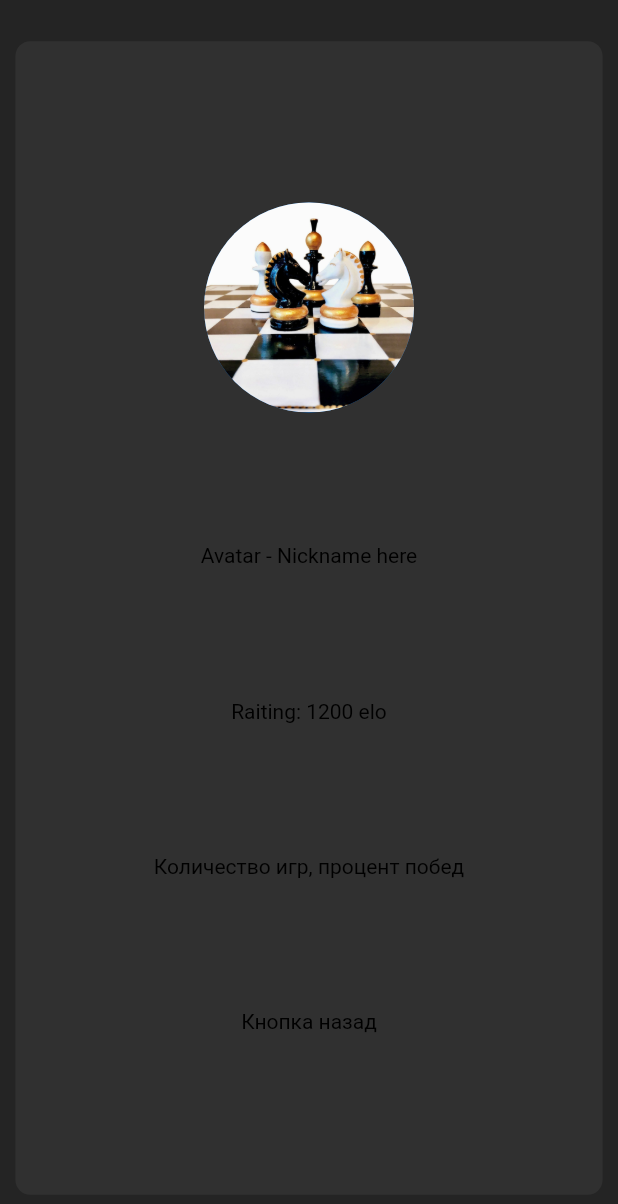
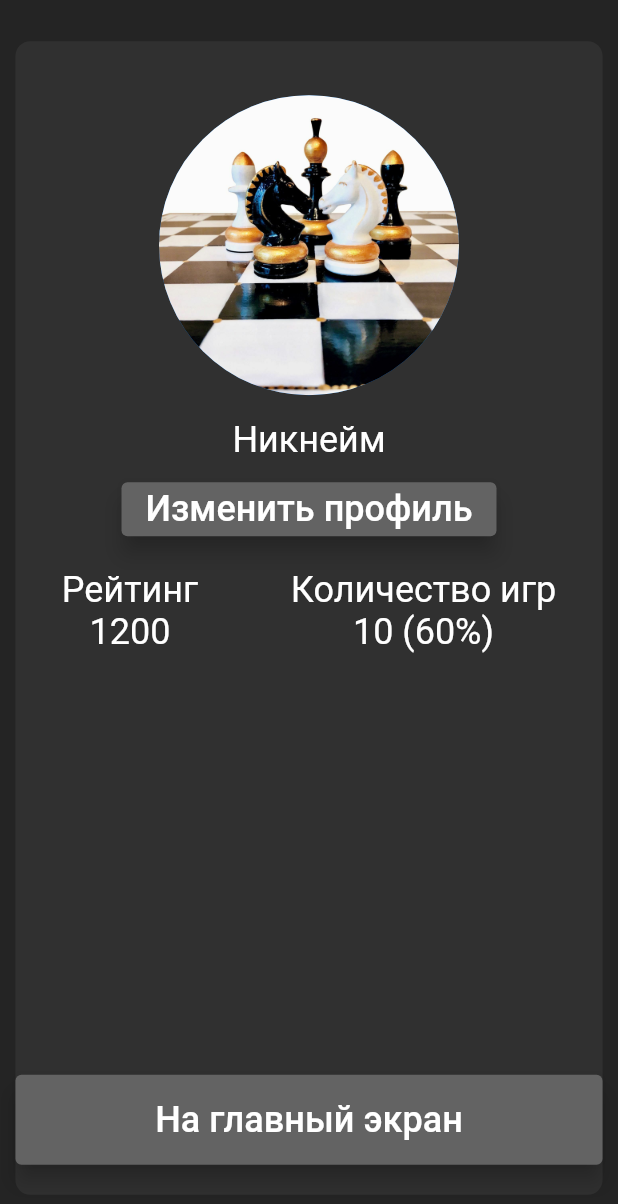
Before and after one commit to NoWizarrd/Play_Chess, a Flutter app: the ProfilePage screen opened by its route, on a phone screen of 412 x 824 dp. Shown: the top 1204 px of the screen. Run offline on Flutter 3.47's test engine with Material 2 defaults, Android fonts, the light colour scheme and no system bars; our stand-ins replace cloud_firestore, firebase_core, flutter_svg; accounts and stored records are empty; Roboto replaces fonts that are missing (roboto).

Commit message:
test commit

```diff
--- a/lib/pages/ProfilePage.dart
+++ b/lib/pages/ProfilePage.dart
@@ -1,6 +1,5 @@
 import 'package:flutter/material.dart';
 import 'package:flutter/services.dart';
-import 'package:flutter_svg/flutter_svg.dart';
 
 class ProfilePage extends StatefulWidget{
   const ProfilePage({Key? key}) : super(key: key);
@@ -26,41 +25,107 @@ class _ProfilePageState extends State<ProfilePage> {
                 color: Color.fromRGBO(48, 48, 48, 1.0),
           ),
           child: Column(
-          mainAxisAlignment: MainAxisAlignment.spaceEvenly,
+            mainAxisAlignment: MainAxisAlignment.start,
+            crossAxisAlignment: CrossAxisAlignment.center,
             children: [
+              SizedBox(height: 16),
+              CircleAvatar(
+                radius: 100,
+                backgroundImage: AssetImage('images/avatar.jpg'),
+              ),
+              SizedBox(height: 16),
+              Text(
+                'Никнейм',
+                style: TextStyle(
+                  color: Colors.white,
+                  fontSize: 24,
+                    fontFamily: 'Roboto'
+                ),
+              ),
+              SizedBox(height: 8),
+              ElevatedButton(
+                onPressed: () {},
+                child: Text(
+                    'Изменить профиль',
+                  style: TextStyle(
+                      color: Colors.white,
+                      fontSize: 24,
+                      fontFamily: 'roboto',
+                  ),
+                ),
+                style: ElevatedButton.styleFrom(
+                  backgroundColor: Color.fromRGBO(99, 99, 99, 1),
+                  shadowColor: Colors.black,
+                  elevation: 6,
+                ),
+              ),
+              SizedBox(height: 16),
               Row(
-              mainAxisAlignment: MainAxisAlignment.center,
+                mainAxisAlignment: MainAxisAlignment.spaceAround,
                 children: [
-                CircleAvatar(
-                  radius: 70,
-                    backgroundImage: AssetImage('images/avatar.jpg'),
+                  Column(
+                    children: [
+                      Text(
+                        'Рейтинг',
+                        style: TextStyle(
+                            color: Colors.white,
+                            fontSize: 24,
+                            fontFamily: 'roboto'
+                        ),),
+                      Text(
+                        '1200',
+                        style: TextStyle(
+                            color: Colors.white,
+                            fontSize: 24,
+                            fontFamily: 'Roboto'
+                        ),),
+                    ],
+                  ),
+                  Column(
+                    children: [
+                      Text(
+                          'Количество игр',
+                        style: TextStyle(
+                            color: Colors.white,
+                            fontSize: 24,
+                            fontFamily: 'Roboto'
+                        ),),
+                      Text(
+                          '10 (60%)',
+                        style: TextStyle(
+                            color: Colors.white,
+                            fontSize: 24,
+                            fontFamily: 'Roboto'
+                        ),),
+                    ],
+                  ),
+                ],
+              ),
+              SizedBox(height: 32),
+              Expanded(
+                child: Align(
 
+                  alignment: Alignment.bottomCenter,
+                  child: ElevatedButton(
+                    onPressed: () {},
+                    child: Text(
+                        'На главный экран',
+                      style: TextStyle(
+                          color: Colors.white,
+                          fontSize: 24,
+                        fontFamily: 'Roboto'
                       ),
-            ]
                     ),
-            Row(
-                mainAxisAlignment: MainAxisAlignment.center,
-                children: [
-                  Text('Avatar - Nickname here', style: TextStyle(color: Colors.black)),
-                ]
+                    style: ElevatedButton.styleFrom(
+                      padding: EdgeInsets.symmetric(vertical: 16),
+                      minimumSize: Size(double.infinity, 0),
+                      backgroundColor: Color.fromRGBO(99, 99, 99, 1),
+                      shadowColor: Colors.black,
+                      elevation: 6,
                     ),
-            Row(
-                mainAxisAlignment: MainAxisAlignment.center,
-                children: [
-                  Text('Raiting: 1200 elo', style: TextStyle(color: Colors.black)),
-                ]
                   ),
-            Row(
-                mainAxisAlignment: MainAxisAlignment.center,
-                children: [
-                  Text('Количество игр, процент побед', style: TextStyle(color: Colors.black)),
-                ]
                 ),
-            Row(
-                mainAxisAlignment: MainAxisAlignment.center,
-                children: [
-                  Text('Кнопка назад', style: TextStyle(color: Colors.black)),
-                ])
+              ),
             ],
           ),
         ),
```
Also changed, not shown: pubspec.lock. Lines whose indentation alone changed are shown as unchanged.
